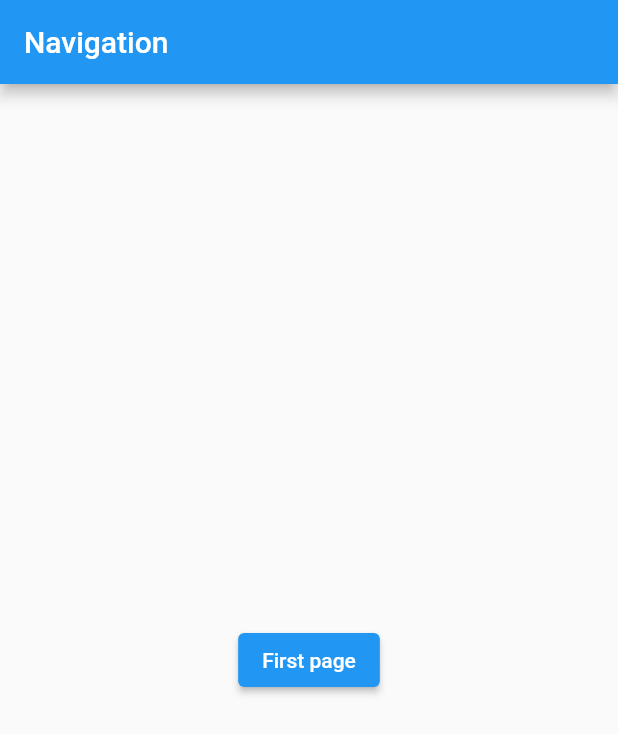
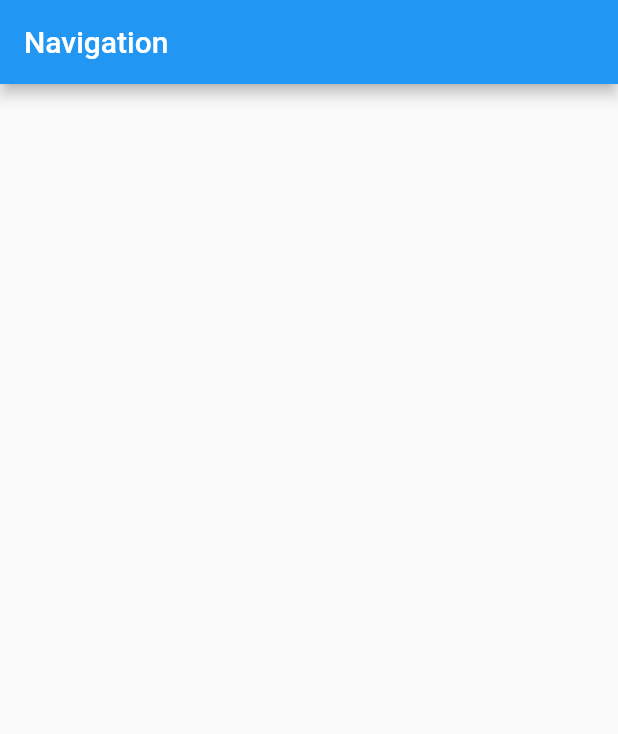
Before and after one commit to zarub2k/flubar, a Flutter app: the screen it shows after launch, on a phone screen of 412 x 824 dp. Shown: the top 734 px of the screen. Run offline on Flutter 3.47's test engine with Material 2 defaults, Android fonts, the phone set to English and light mode, and no system bars.

Commit message:
Navigation work started

```diff
--- a/lib/navigation/navigation.dart
+++ b/lib/navigation/navigation.dart
@@ -17,16 +17,21 @@ class NavigationPage extends StatelessWidget {
   }
 
   Widget _buildBody(BuildContext context) {
-    return Center(
-      child: ElevatedButton(
-        child: Text('First page'),
-        onPressed: () {
-          Navigator.push(
-            context,
-            MaterialPageRoute(builder: (context) => FirstPage()),
-          );
-        },
-      ),
+    return Row(
+      children: [
+
+      ],
     );
+    // return Center(
+    //   child: ElevatedButton(
+    //     child: Text('First page'),
+    //     onPressed: () {
+    //       Navigator.push(
+    //         context,
+    //         MaterialPageRoute(builder: (context) => FirstPage()),
+    //       );
+    //     },
+    //   ),
+    // );
   }
 }
```
